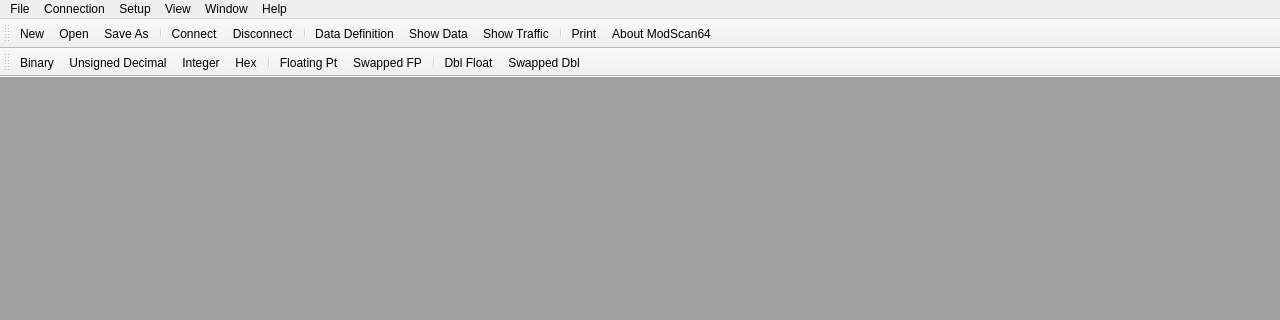
Above: modscan64/mainwindow.ui from sanny32/OpenModScan before the change; both pictures show x 0 to 1280 and y 0 to 320 of the 1280 by 720 pixel window. Below: the same form after it.
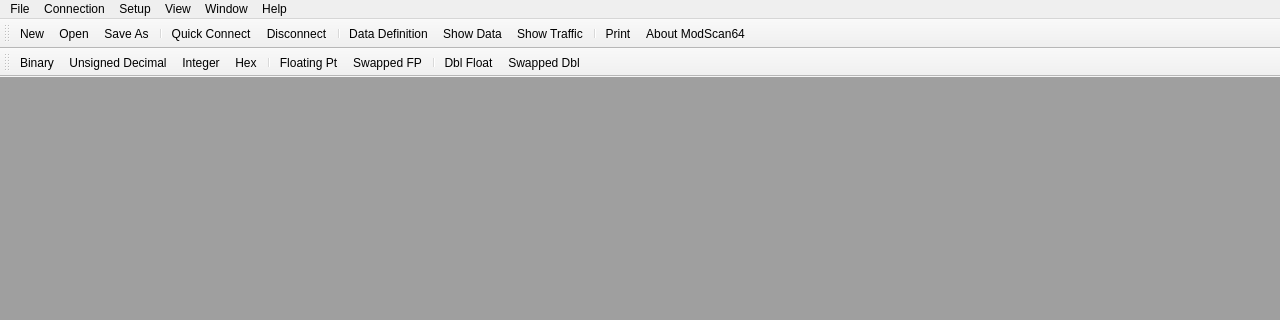
That is the form after the change. Icons and pictures are not drawn.

```diff
--- a/modscan64/mainwindow.ui
+++ b/modscan64/mainwindow.ui
@@ -186,7 +186,7 @@
    <addaction name="actionOpen"/>
    <addaction name="actionSaveAs"/>
    <addaction name="separator"/>
-   <addaction name="actionConnect"/>
+   <addaction name="actionQuickConnect"/>
    <addaction name="actionDisconnect"/>
    <addaction name="separator"/>
    <addaction name="actionDataDefinition"/>
```
Left out of the diff: 8 changed lines with no effect on the pictures.
